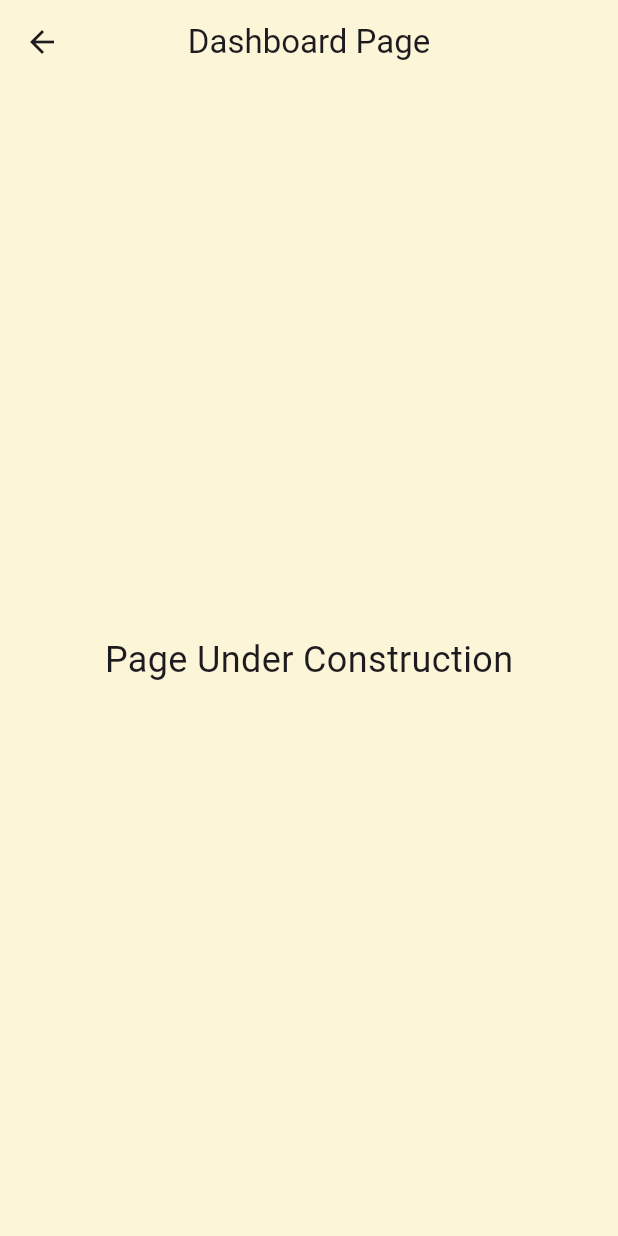
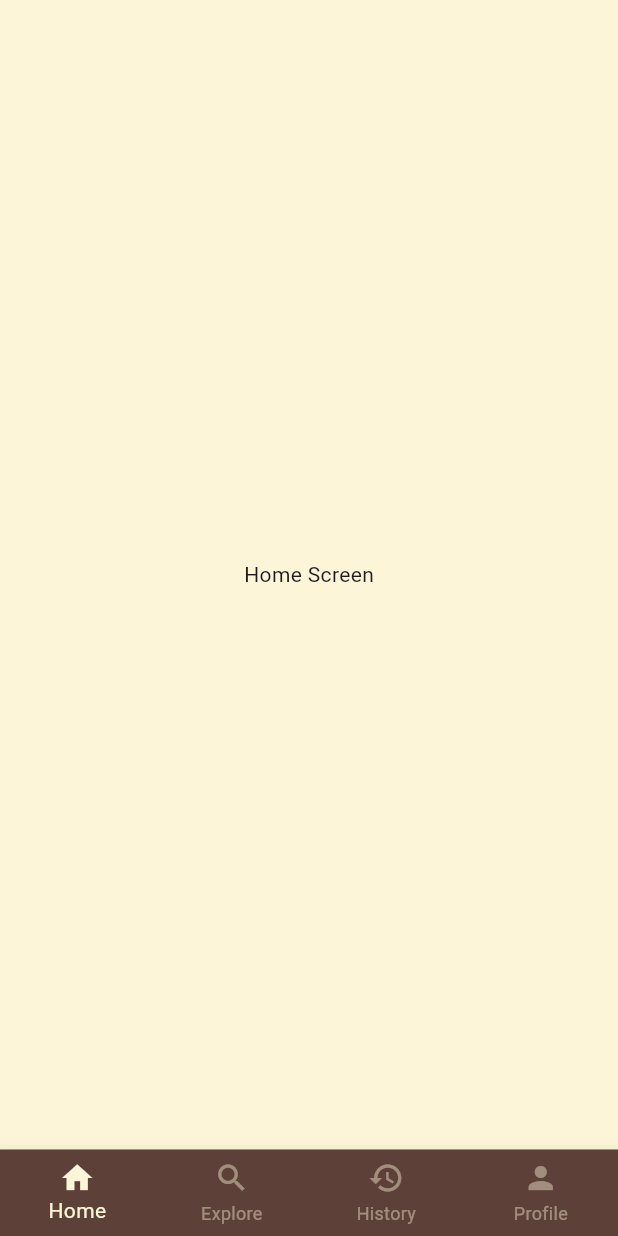
Before and after one commit to dilasha-ghimire/Zentails-Wellness-Flutter, a Flutter app: the DashboardView screen opened by its route, on a phone screen of 412 x 824 dp. Run offline on Flutter 3.47's test engine with Material 3 defaults, Android fonts, the light colour scheme and no system bars; our stand-ins replace flutter_svg, lottie, smooth_page_indicator.

Commit message:
update: dashboard and bottom navigation bar created

```diff
--- a/lib/view/dashboard_screen/dashboard_view.dart
+++ b/lib/view/dashboard_screen/dashboard_view.dart
@@ -1,21 +1,55 @@
 import 'package:flutter/material.dart';
+import 'package:zentails_wellness/view/user_screen/explore_view.dart';
+import 'package:zentails_wellness/view/user_screen/history_view.dart';
+import 'package:zentails_wellness/view/user_screen/home_view.dart';
+import 'package:zentails_wellness/view/user_screen/profile_view.dart';
 
-class DashboardView extends StatelessWidget {
+class DashboardView extends StatefulWidget {
   const DashboardView({super.key});
 
   @override
+  State<DashboardView> createState() => _DashboardViewState();
+}
+
+class _DashboardViewState extends State<DashboardView> {
+  int _selectedIndex = 0;
+
+  final List<Widget> lstBottomScreen = [
+    const HomeView(),
+    const ExploreView(),
+    const HistoryView(),
+    const ProfileView(),
+  ];
+
+  @override
   Widget build(BuildContext context) {
+    double bottomNavHeight = MediaQuery.of(context).size.height * 0.07;
+
     return Scaffold(
-      backgroundColor: const Color(0xFFFCF5D7),
-      appBar: AppBar(
-        title: const Text('Dashboard Page'),
-        centerTitle: true,
-        backgroundColor: const Color(0xFFFCF5D7),
+      body: SafeArea(
+        top: true,
+        child: lstBottomScreen[_selectedIndex],
       ),
-      body: const Center(
-        child: Text(
-          'Page Under Construction',
-          style: TextStyle(fontSize: 24),
+      bottomNavigationBar: SizedBox(
+        height: bottomNavHeight,
+        child: BottomNavigationBar(
+          type: BottomNavigationBarType.fixed,
+          items: const [
+            BottomNavigationBarItem(icon: Icon(Icons.home), label: "Home"),
+            BottomNavigationBarItem(icon: Icon(Icons.search), label: "Explore"),
+            BottomNavigationBarItem(
+                icon: Icon(Icons.history), label: "History"),
+            BottomNavigationBarItem(icon: Icon(Icons.person), label: "Profile"),
+          ],
+          backgroundColor: const Color(0xFF5D4037),
+          selectedItemColor: const Color(0xFFFCF5D7),
+          unselectedItemColor: const Color.fromARGB(110, 252, 245, 215),
+          currentIndex: _selectedIndex,
+          onTap: (index) {
+            setState(() {
+              _selectedIndex = index;
+            });
+          },
         ),
       ),
     );
--- /dev/null
+++ b/lib/view/user_screen/home_view.dart
@@ -0,0 +1,22 @@
+import 'package:flutter/material.dart';
+
+class HomeView extends StatefulWidget {
+  const HomeView({super.key});
+
+  @override
+  State<HomeView> createState() => _HomeViewState();
+}
+
+class _HomeViewState extends State<HomeView> {
+  @override
+  Widget build(BuildContext context) {
+    return const Scaffold(
+      backgroundColor: Color(0xFFFCF5D7),
+      body: Center(
+        child: Text(
+          "Home Screen",
+        ),
+      ),
+    );
+  }
+}
```
Also changed, not shown: lib/app.dart (+10 -2 lines), lib/view/user_screen/explore_view.dart (added, +21 -0 lines), lib/view/user_screen/history_view.dart (added, +22 -0 lines), lib/view/user_screen/profile_view.dart (added, +22 -0 lines).
